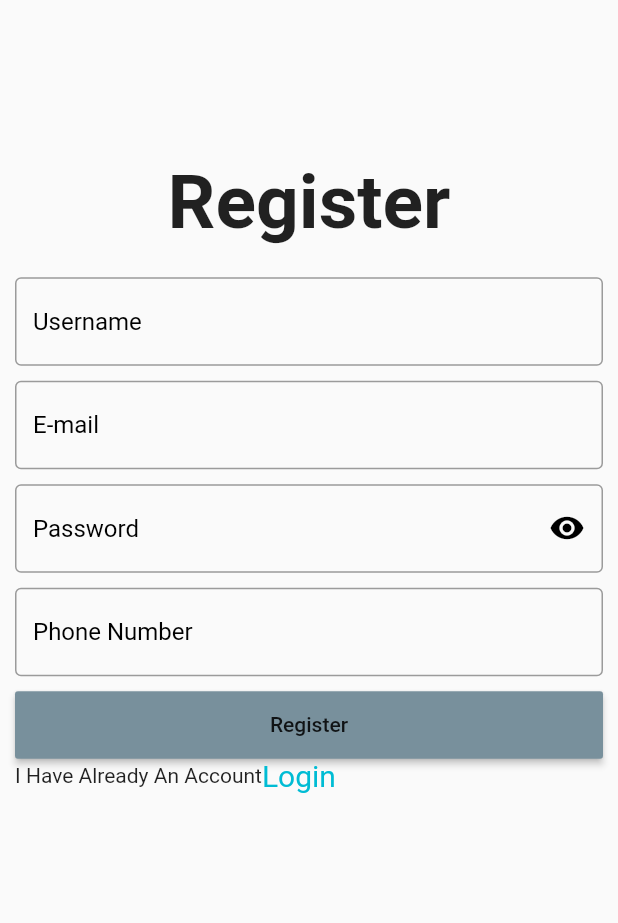
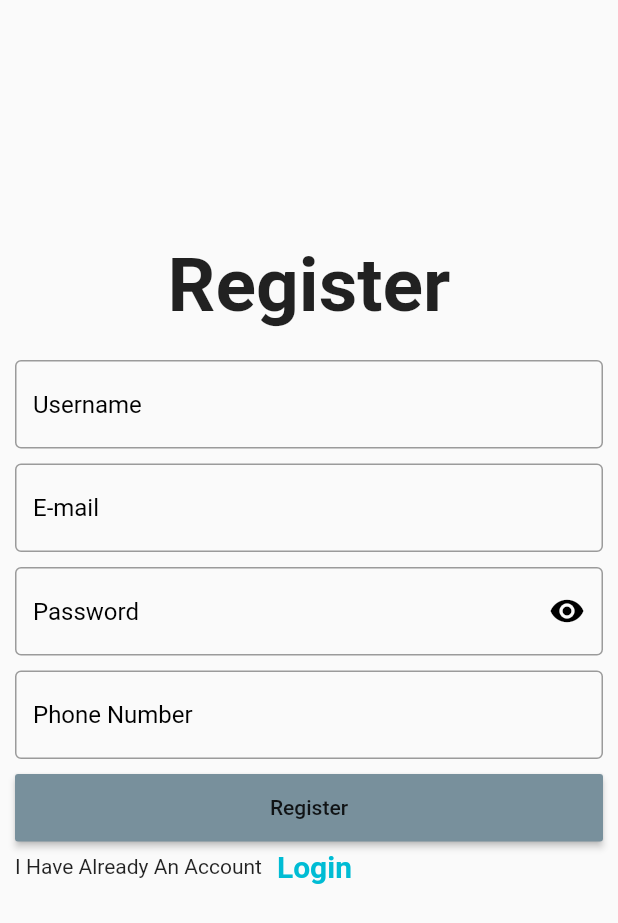
Before and after one commit to Crawford30/E-Commerce-UI, a Flutter app: the screen it shows after launch, on a phone screen of 412 x 824 dp. Shown: the top 923 px of the screen. Run offline on Flutter 3.47's test engine with Material 2 defaults, Android fonts, the phone set to English and light mode, and no system bars.

Commit message:
Convert Stateless widget to Stateful widget on signup page

```diff
--- a/lib/screens/signup.dart
+++ b/lib/screens/signup.dart
@@ -1,19 +1,26 @@
 import 'package:flutter/cupertino.dart';
 import 'package:flutter/material.dart';
 
-class SignUp extends StatelessWidget {
+class SignUp extends StatefulWidget {
   const SignUp({Key? key}) : super(key: key);
 
+  @override
+  _SignUpState createState() => _SignUpState();
+}
+
+class _SignUpState extends State<SignUp> {
   @override
   Widget build(BuildContext context) {
     return Scaffold(
       resizeToAvoidBottomInset: false, //solved overflow bottom error https://github.com/flutter/flutter/issues/13339
       body: SafeArea(
+        child: SingleChildScrollView(
           child: Container(
             child: Column(
               children: [
                 Container(
-                height: MediaQuery.of(context).size.height*0.2,
+                  height:220,
+                  //MediaQuery.of(context).size.height*0.3,
                   width: double.infinity,
                   // color: Colors.blue,
                   child: Column(
@@ -129,13 +136,19 @@ class SignUp extends StatelessWidget {
                             },
                             ),
                           ),
+
+                          SizedBox(
+                            height: 5,
+                          ),
                           Row(
                             children: [
                               Text("I Have Already An Account"),
+                              SizedBox(width: 10),
                               GestureDetector(
                                 child: Text("Login", style: TextStyle(
                                   color: Colors.cyan,
                                   fontSize: 20,
+                                  fontWeight: FontWeight.bold,
                                 ),
                                 ),
                               )
@@ -154,6 +167,7 @@ class SignUp extends StatelessWidget {
               ],
             ),
           ),
+        ),
 
 
       ),
```
Lines whose indentation alone changed are shown as unchanged.
